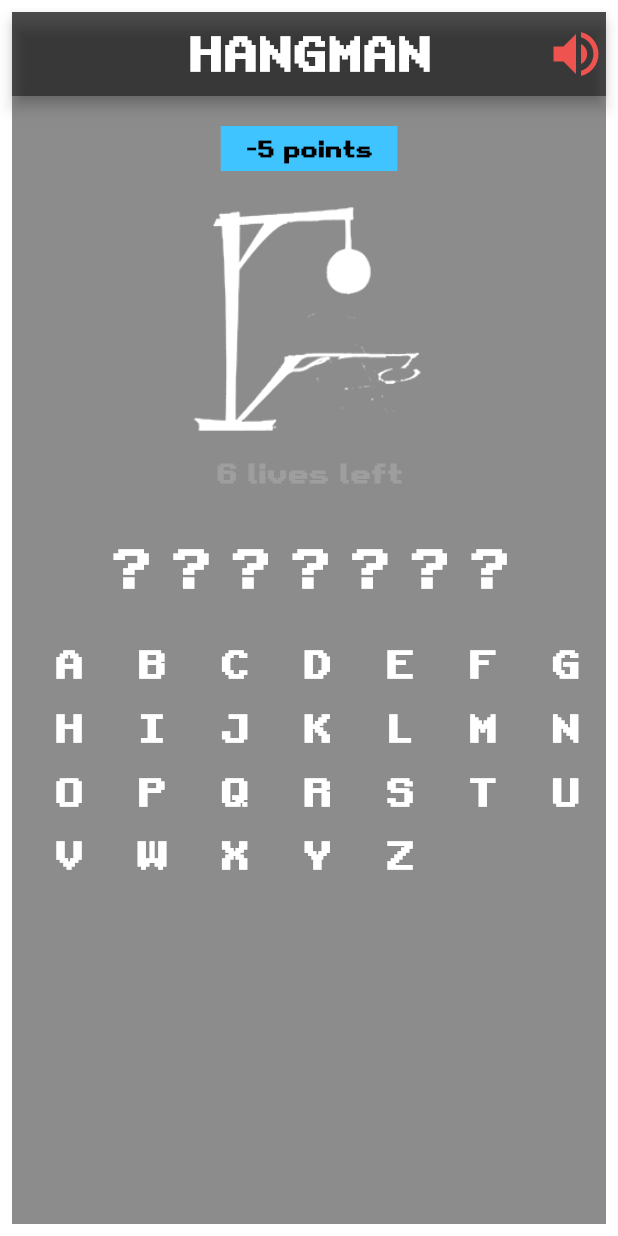
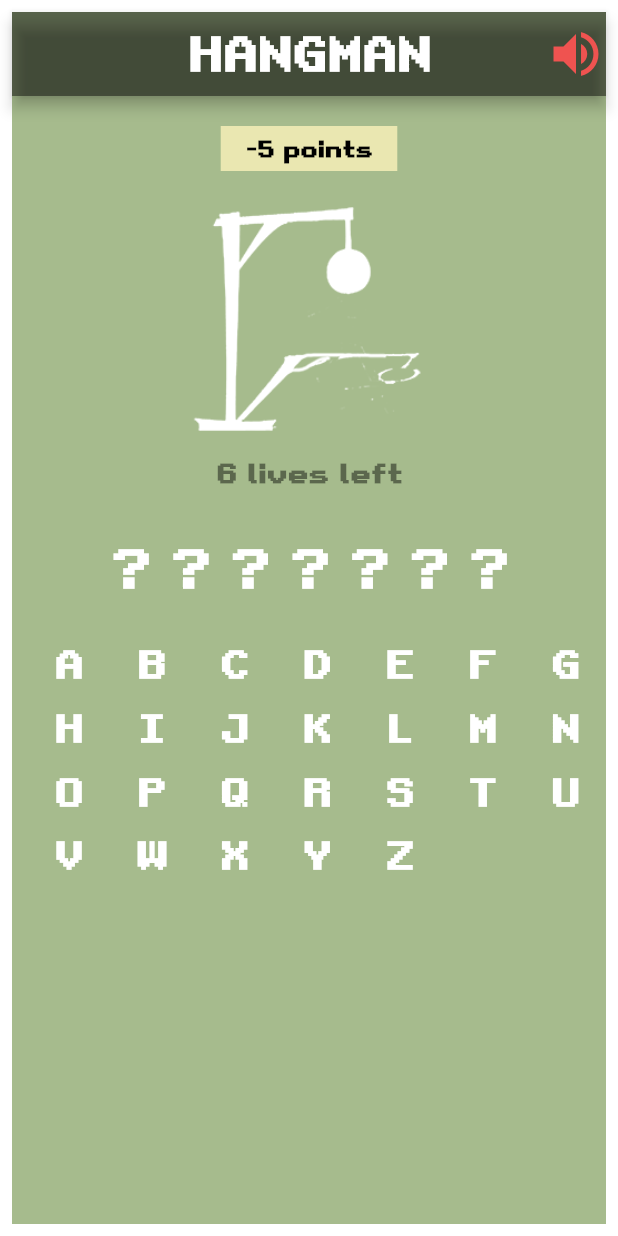
Before and after one commit to dafidakk/hangman_game, a Flutter app: the screen it shows after launch, after a tap on an icon or button, on a phone screen of 412 x 824 dp. Run offline on Flutter 3.47's test engine with Material 2 defaults, Android fonts, the light colour scheme and no system bars; our stand-ins replace audioplayers, flutter_riverpod.

Commit message:
bug Fix and game screeshots

```diff
--- a/lib/game_screen.dart
+++ b/lib/game_screen.dart
@@ -31,7 +31,7 @@ class _GameScreenState extends State<GameScreen> {
 
   playSound(String soundPath) async {
     if (soundOn) {
-      await audioPlayer.play(AssetSource('sounds/' + soundPath));
+      await audioPlayer.play(AssetSource(soundPath));
     }
   }
 
@@ -77,12 +77,12 @@ class _GameScreenState extends State<GameScreen> {
                           points = 0;
                           word = wordslist[Random().nextInt(wordslist.length)];
                         });
-                        playSound("restart.mp3");
+                        playSound('restart.mp3');
                       },
                       child: Center(
                         child: Text(
                           "Play Again",
-                          style: retroStyle(20, Colors.white, FontWeight.bold),
+                          style: retroStyle(20, Colors.black, FontWeight.bold),
                         ),
                       ),
                     ),
@@ -113,16 +113,16 @@ class _GameScreenState extends State<GameScreen> {
         guessedalphabets.add(alphabet);
         points += 5;
       });
-      playSound("correct.mp3");
+      playSound('correct.mp3');
     } else if (status != 6) {
       setState(() {
         status += 1;
         points -= 5;
       });
-      playSound("wrong.mp3");
+      playSound('wrong.mp3');
     } else {
       openDialog("You Lost! ");
-      playSound("lost.mp3");
+      playSound('lost.mp3');
     }
     bool isWon = true;
     for (int i = 0; i < word.length; i++) {
@@ -145,7 +145,7 @@ class _GameScreenState extends State<GameScreen> {
     return Padding(
       padding: const EdgeInsets.all(8.0),
       child: Scaffold(
-        backgroundColor: Colors.black45,
+        backgroundColor: Color.fromARGB(255, 166, 187, 141),
         appBar: AppBar(
           centerTitle: true,
           backgroundColor: Colors.black45,
@@ -174,7 +174,8 @@ class _GameScreenState extends State<GameScreen> {
             child: Column(
               children: [
                 Container(
-                  decoration: BoxDecoration(color: Colors.lightBlueAccent),
+                  decoration:
+                      BoxDecoration(color: Color.fromARGB(255, 234, 231, 177)),
                   margin: EdgeInsets.only(top: 20),
                   alignment: Alignment.center,
                   width: MediaQuery.of(context).size.width / 3.5,
@@ -197,7 +198,7 @@ class _GameScreenState extends State<GameScreen> {
                 SizedBox(height: 15),
                 Text(
                   "${7 - status} lives left",
-                  style: retroStyle(18, Colors.grey, FontWeight.w700),
+                  style: retroStyle(18, Colors.black45, FontWeight.w700),
                 ),
                 SizedBox(height: 30),
                 Text(
--- a/pubspec.yaml
+++ b/pubspec.yaml
@@ -64,7 +64,7 @@ flutter:
   # To add assets to your application, add an assets section, like this:
   assets:
      - images/
-     - sounds/
+     - assets/
 
   # An image asset can refer to one or more resolution-specific "variants", see
   # https://flutter.dev/assets-and-images/#resolution-aware
```
Also changed, not shown: fonts/game.ttf (added), game_screen.jpg (added), lost_message.jpg (added), splash_screen.jpg (added), won_message.jpg (added), 10 other files.
